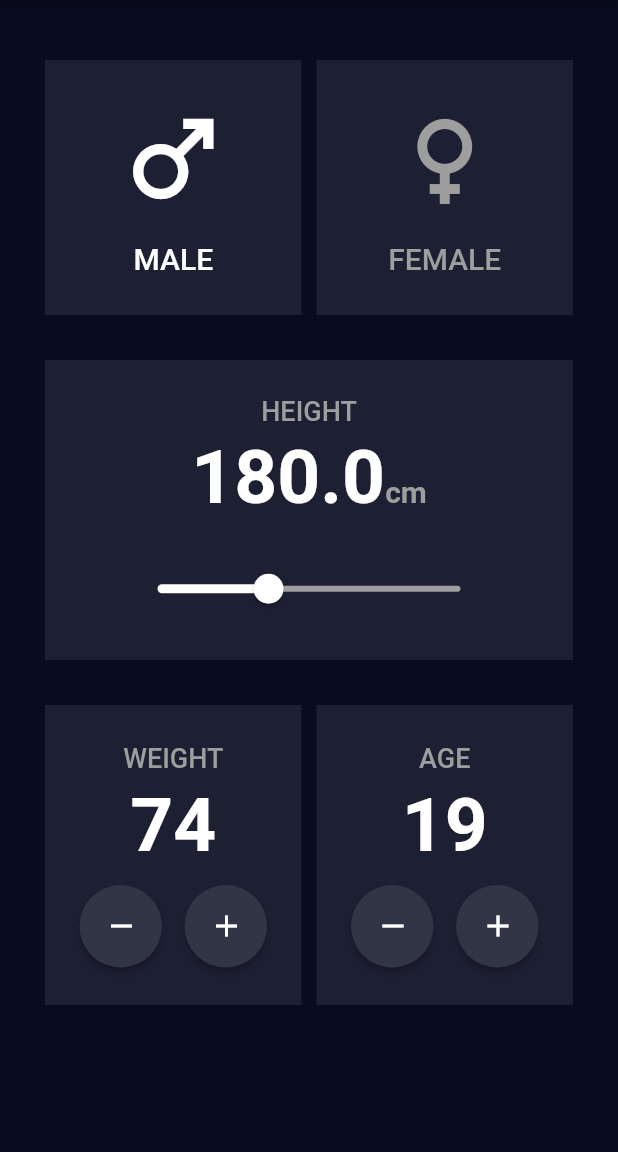
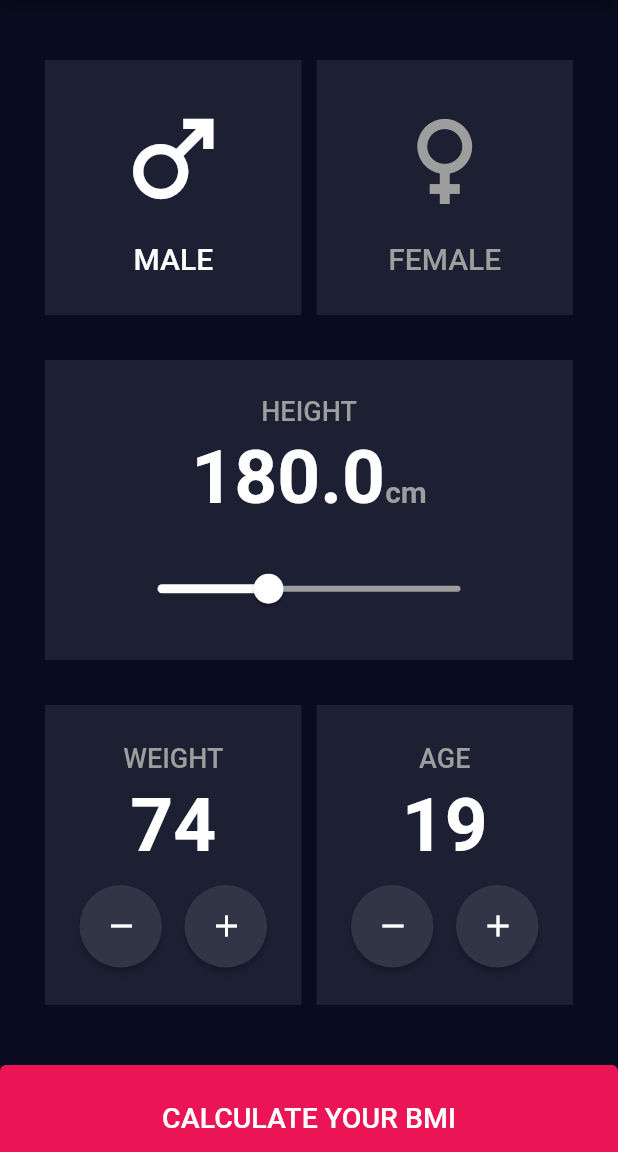
Before and after one commit to jakubjaniec/bmi-calculator, a Flutter app: the screen it shows after launch, on a phone screen of 412 x 824 dp, the part 84-1236 px from its top. Run offline on Flutter 3.47's test engine with Material 2 defaults, Android fonts, the phone set to English and light mode, and no system bars; our stand-ins replace device_preview, flutter_bloc, hexcolor.

Commit message:
Finish home screen ui and start building result screen

```diff
--- a/lib/main.dart
+++ b/lib/main.dart
@@ -1,7 +1,9 @@
+import 'package:bmi_calc/cubit/bmi_cubit.dart';
 import 'package:bmi_calc/ui/home/home_screen.dart';
 import 'package:device_preview/device_preview.dart';
 import 'package:flutter/foundation.dart';
 import 'package:flutter/material.dart';
+import 'package:flutter_bloc/flutter_bloc.dart';
 
 void main() {
   runApp(
@@ -15,11 +17,14 @@ void main() {
 class MyApp extends StatelessWidget {
   @override
   Widget build(BuildContext context) {
-    return MaterialApp(
-      debugShowCheckedModeBanner: false,
-      locale: DevicePreview.locale(context),
-      builder: DevicePreview.appBuilder,
-      home: HomeScreen(),
+    return BlocProvider(
+      create: (context) => BmiCubit(),
+      child: MaterialApp(
+        debugShowCheckedModeBanner: false,
+        locale: DevicePreview.locale(context),
+        builder: DevicePreview.appBuilder,
+        home: HomeScreen(),
+      ),
     );
   }
 }
--- /dev/null
+++ b/lib/ui/general/action_button.dart
@@ -0,0 +1,46 @@
+import 'package:bmi_calc/cubit/bmi_cubit.dart';
+import 'package:bmi_calc/ui/home/home_screen.dart';
+import 'package:bmi_calc/ui/result/result_screen.dart';
+import 'package:flutter/material.dart';
+import 'package:flutter_bloc/flutter_bloc.dart';
+import 'package:hexcolor/hexcolor.dart';
+
+class ActionButton extends StatelessWidget {
+  final String? route;
+
+  ActionButton({this.route});
+
+  @override
+  Widget build(BuildContext context) {
+    return SizedBox(
+      height: 70,
+      width: MediaQuery.of(context).size.width,
+      child: ElevatedButton(
+        onPressed: () {
+          if (route == 'home') {
+            Navigator.of(context).push(
+              MaterialPageRoute(
+                builder: (context) => ResultScreen(),
+              ),
+            );
+          } else if (route == 'result') {
+            Navigator.of(context).push(
+              MaterialPageRoute(
+                builder: (context) => HomeScreen(),
+              ),
+            );
+          }
+        },
+        style: ElevatedButton.styleFrom(
+          primary: HexColor('#EB1555'),
+        ),
+        child: Text(
+            route == 'home' ? 'CALCULATE YOUR BMI' : 'RE-CALCULATE YOUR BMI',
+            style: TextStyle(
+              color: Colors.white,
+              fontSize: 19.0,
+            )),
+      ),
+    );
+  }
+}
--- a/lib/ui/home/home_screen.dart
+++ b/lib/ui/home/home_screen.dart
@@ -1,9 +1,8 @@
-import 'package:bmi_calc/cubit/bmi_cubit.dart';
+import 'package:bmi_calc/ui/general/action_button.dart';
 import 'package:bmi_calc/ui/home/widgets/gender_field.dart';
 import 'package:bmi_calc/ui/home/widgets/height_field.dart';
 import 'package:bmi_calc/ui/home/widgets/number_field.dart';
 import 'package:flutter/material.dart';
-import 'package:flutter_bloc/flutter_bloc.dart';
 import 'package:hexcolor/hexcolor.dart';
 
 class HomeScreen extends StatelessWidget {
@@ -12,9 +11,7 @@ class HomeScreen extends StatelessWidget {
 
   @override
   Widget build(BuildContext context) {
-    return BlocProvider(
-      create: (context) => BmiCubit(),
-      child: Builder(
+    return Builder(
       builder: (context) {
         return Scaffold(
           backgroundColor: HexColor('#090C20'),
@@ -27,7 +24,9 @@ class HomeScreen extends StatelessWidget {
             backgroundColor: HexColor('#0A0D22'),
           ),
           body: SingleChildScrollView(
-              child: Padding(
+            child: Column(
+              children: [
+                Padding(
                   padding: const EdgeInsets.symmetric(
                       horizontal: 30.0, vertical: 40.0),
                   child: Column(
@@ -49,6 +48,7 @@ class HomeScreen extends StatelessWidget {
                           NumberField(type: 'age'),
                         ],
                       ),
+
                       // InputField(
                       //     title: 'Height [cm]', controller: heightTextController),
                       // SizedBox(height: 20.0),
@@ -66,10 +66,12 @@ class HomeScreen extends StatelessWidget {
                     ],
                   ),
                 ),
+                ActionButton(route: 'home'),
+              ],
+            ),
           ),
         );
       },
-      ),
     );
   }
 }
```
Also changed, not shown: lib/ui/result/result_screen.dart (added, +34 -0 lines), lib/ui/result_screen.dart (deleted). Lines whose indentation alone changed are shown as unchanged.
